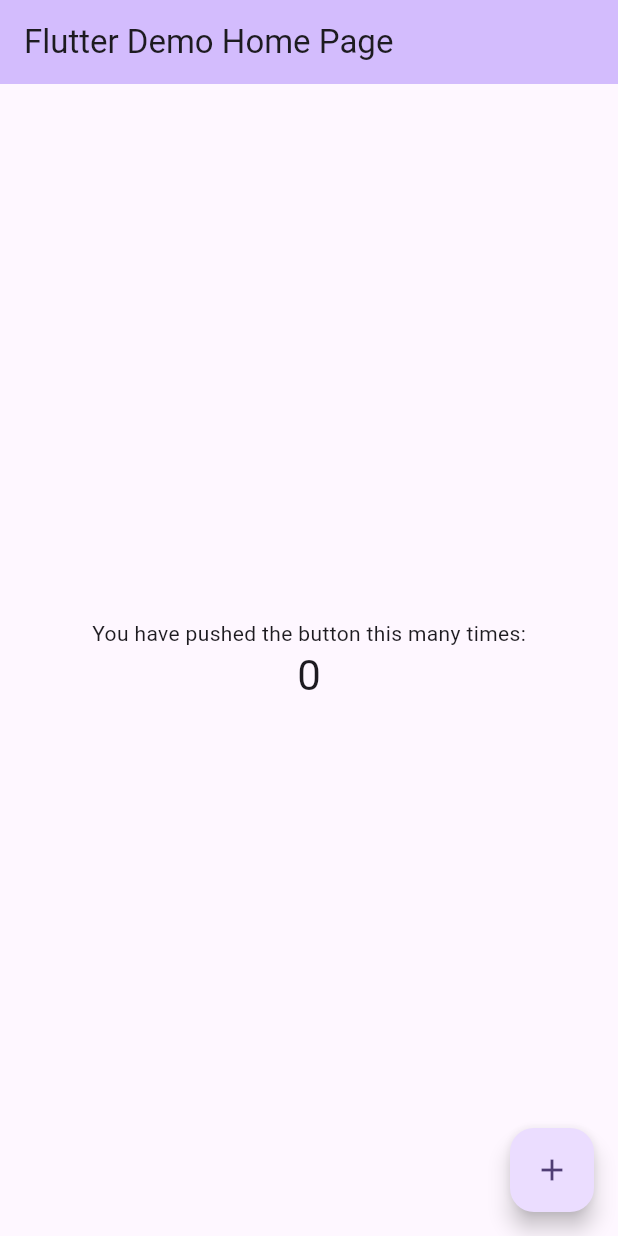
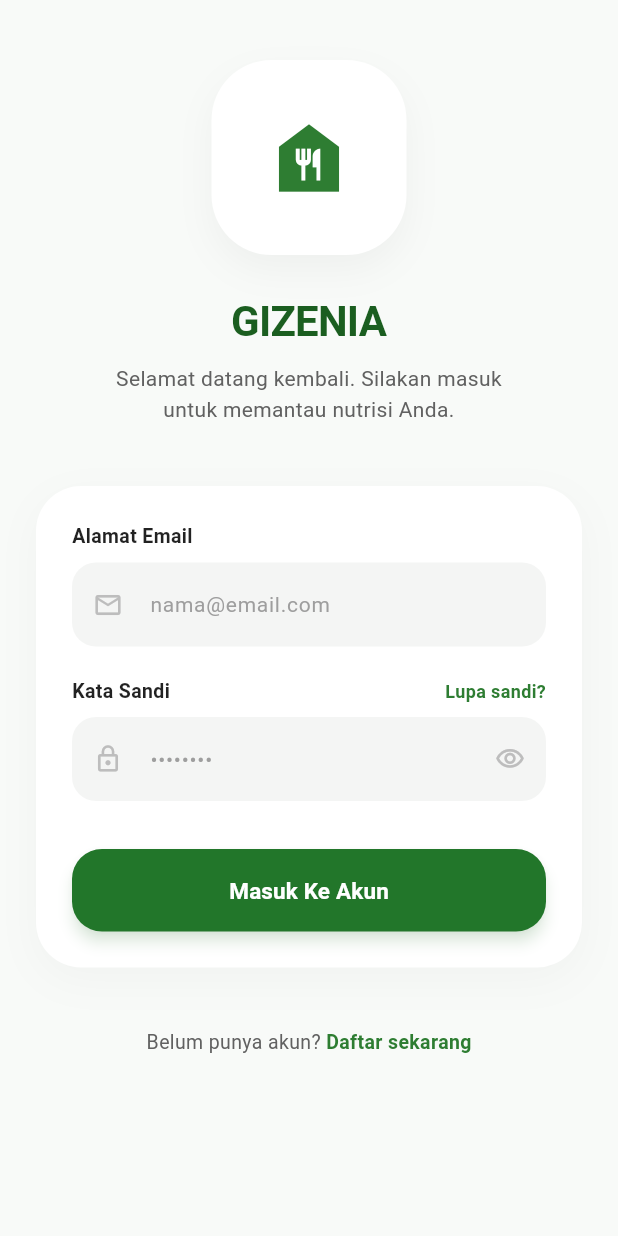
Before and after one commit to azrielazzaka/gizenia, a Flutter app: the screen it shows after launch, on a phone screen of 412 x 824 dp. Run offline on Flutter 3.47's test engine with Material 3 defaults, Android fonts, the phone set to English and light mode, and no system bars; our stand-ins replace get.

Commit message:
feat:develop-mobile

```diff
--- a/mobile-flutter/lib/features/auth/views/login_page.dart
+++ b/mobile-flutter/lib/features/auth/views/login_page.dart
@@ -0,0 +1,191 @@
+import 'package:flutter/material.dart';
+import 'package:get/get.dart';
+import '../../../routes/app_routes.dart';
+
+class LoginPage extends StatelessWidget {
+  LoginPage({super.key});
+
+  final emailController = TextEditingController();
+  final passwordController = TextEditingController();
+
+  @override
+  Widget build(BuildContext context) {
+    return Scaffold(
+      backgroundColor: const Color(0xFFF8FAF8), // Latar belakang putih kehijauan sangat muda
+      body: SafeArea(
+        child: SingleChildScrollView(
+          padding: const EdgeInsets.symmetric(horizontal: 24, vertical: 40),
+          child: Column(
+            crossAxisAlignment: CrossAxisAlignment.center,
+            children: [
+              // 1. Gambar Ilustrasi (Squircle)
+              Container(
+                width: 130,
+                height: 130,
+                decoration: BoxDecoration(
+                  color: Colors.white,
+                  borderRadius: BorderRadius.circular(40), // Bentuk squircle
+                  boxShadow: [
+                    BoxShadow(
+                      color: Colors.black.withValues(alpha: 0.04),
+                      blurRadius: 20,
+                      offset: const Offset(0, 10),
+                    )
+                  ],
+
+                ),
+                // Icon sementara sebelum gambar asli dimasukkan
+                child: Center(
+                  child: Icon(Icons.food_bank, size: 60, color: Colors.green.shade800),
+                ),
+              ),
+              const SizedBox(height: 24),
+
+              // 2. Judul dan Subjudul
+              Text(
+                "GIZENIA",
+                style: TextStyle(
+                  fontSize: 28,
+                  fontWeight: FontWeight.bold,
+                  color: Colors.green.shade900,
+                  letterSpacing: -0.5,
+                ),
+              ),
+              const SizedBox(height: 8),
+              Text(
+                "Selamat datang kembali. Silakan masuk\nuntuk memantau nutrisi Anda.",
+                textAlign: TextAlign.center,
+                style: TextStyle(
+                  fontSize: 14,
+                  color: Colors.grey.shade700,
+                  height: 1.5,
+                ),
+              ),
+              const SizedBox(height: 40),
+
+              // 3. Kartu Form Login (Putih)
+              Container(
+                padding: const EdgeInsets.all(24),
+                decoration: BoxDecoration(
+                  color: Colors.white,
+                  borderRadius: BorderRadius.circular(30),
+                  boxShadow: [
+                    BoxShadow(
+                      color: Colors.black.withValues(alpha: 0.03),
+                      blurRadius: 24,
+                      offset: const Offset(0, 8),
+                    )
+                  ],
+                ),
+                child: Column(
+                  crossAxisAlignment: CrossAxisAlignment.start,
+                  children: [
+                    // Input Email
+                    const Text(
+                      "Alamat Email",
+                      style: TextStyle(fontSize: 13, fontWeight: FontWeight.w600, color: Colors.black87),
+                    ),
+                    const SizedBox(height: 8),
+                    TextField(
+                      controller: emailController,
+                      decoration: InputDecoration(
+                        hintText: "nama@email.com",
+                        hintStyle: TextStyle(color: Colors.grey.shade500, fontSize: 14),
+                        prefixIcon: Icon(Icons.mail_outline, color: Colors.grey.shade400, size: 20),
+                        filled: true,
+                        fillColor: const Color(0xFFF4F5F4),
+                        border: OutlineInputBorder(
+                          borderRadius: BorderRadius.circular(16),
+                          borderSide: BorderSide.none,
+                        ),
+                        contentPadding: const EdgeInsets.symmetric(vertical: 16),
+                      ),
+                    ),
+                    const SizedBox(height: 20),
+
+                    // Input Kata Sandi
+                    Row(
+                      mainAxisAlignment: MainAxisAlignment.spaceBetween,
+                      children: [
+                        const Text(
+                          "Kata Sandi",
+                          style: TextStyle(fontSize: 13, fontWeight: FontWeight.w600, color: Colors.black87),
+                        ),
+                        Text(
+                          "Lupa sandi?",
+                          style: TextStyle(fontSize: 12, fontWeight: FontWeight.bold, color: Colors.green.shade800),
+                        ),
+                      ],
+                    ),
+                    const SizedBox(height: 8),
+                    TextField(
+                      controller: passwordController,
+                      obscureText: true,
+                      decoration: InputDecoration(
+                        hintText: "••••••••",
+                        hintStyle: TextStyle(color: Colors.grey.shade500, fontSize: 14),
+                        prefixIcon: Icon(Icons.lock_outline, color: Colors.grey.shade400, size: 20),
+                        suffixIcon: Icon(Icons.visibility_outlined, color: Colors.grey.shade400, size: 20),
+                        filled: true,
+                        fillColor: const Color(0xFFF4F5F4),
+                        border: OutlineInputBorder(
+                          borderRadius: BorderRadius.circular(16),
+                          borderSide: BorderSide.none,
+                        ),
+                        contentPadding: const EdgeInsets.symmetric(vertical: 16),
+                      ),
+                    ),
+                    const SizedBox(height: 32),
+
+                    // Tombol Masuk
+                    ElevatedButton(
+                      // Statis: Langsung diarahkan ke halaman MAIN
+                      onPressed: () => Get.offAllNamed(Routes.MAIN),
+                      style: ElevatedButton.styleFrom(
+                        minimumSize: const Size(double.infinity, 55),
+                        backgroundColor: const Color(0xFF22762A), // Hijau gelap sesuai gambar
+                        foregroundColor: Colors.white,
+                        elevation: 4,
+                        shadowColor: Colors.green.withValues(alpha: 0.3),
+                        shape: RoundedRectangleBorder(
+                          borderRadius: BorderRadius.circular(20),
+                        ),
+                      ),
+                      child: const Text(
+                        "Masuk Ke Akun",
+                        style: TextStyle(fontSize: 15, fontWeight: FontWeight.bold),
+                      ),
+                    ),
+                  ],
+                ),
+              ),
+              const SizedBox(height: 40),
+
+              // 4. Teks Daftar Akun
+              Row(
+                mainAxisAlignment: MainAxisAlignment.center,
+                children: [
+                  Text(
+                    "Belum punya akun? ",
+                    style: TextStyle(color: Colors.grey.shade700, fontSize: 13),
+                  ),
+                  GestureDetector(
+                    onTap: () => Get.toNamed(Routes.REGISTER),
+                    child: Text(
+                      "Daftar sekarang",
+                      style: TextStyle(
+                        color: Colors.green.shade800,
+                        fontWeight: FontWeight.bold,
+                        fontSize: 13,
+                      ),
+                    ),
+                  ),
+                ],
+              ),
+            ],
+          ),
+        ),
+      ),
+    );
+  }
+}
--- a/mobile-flutter/lib/main.dart
+++ b/mobile-flutter/lib/main.dart
@@ -1,121 +1,45 @@
 import 'package:flutter/material.dart';
+import 'package:get/get.dart';
+import 'routes/app_pages.dart';
+import 'routes/app_routes.dart';
 
 void main() {
+  // Memastikan binding Flutter sudah siap sebelum menjalankan aplikasi
+  WidgetsFlutterBinding.ensureInitialized();
+
   runApp(const MyApp());
 }
 
 class MyApp extends StatelessWidget {
   const MyApp({super.key});
 
-  // This widget is the root of your application.
   @override
   Widget build(BuildContext context) {
-    return MaterialApp(
-      title: 'Flutter Demo',
+    // Menggunakan GetMaterialApp (bukan MaterialApp biasa) agar fitur GetX berfungsi
+    return GetMaterialApp(
+      title: 'Gizenia',
+      debugShowCheckedModeBanner: false,
+
+      // Mengatur halaman pertama yang muncul (Login)
+      initialRoute: Routes.LOGIN,
+
+      // Menghubungkan daftar halaman yang sudah didefinisikan di app_pages.dart
+      getPages: AppPages.pages,
+
+      // Tema aplikasi sesuai dengan identitas GIZENIA
       theme: ThemeData(
-        // This is the theme of your application.
-        //
-        // TRY THIS: Try running your application with "flutter run". You'll see
-        // the application has a purple toolbar. Then, without quitting the app,
-        // try changing the seedColor in the colorScheme below to Colors.green
-        // and then invoke "hot reload" (save your changes or press the "hot
-        // reload" button in a Flutter-supported IDE, or press "r" if you used
-        // the command line to start the app).
-        //
-        // Notice that the counter didn't reset back to zero; the application
-        // state is not lost during the reload. To reset the state, use hot
-        // restart instead.
-        //
-        // This works for code too, not just values: Most code changes can be
-        // tested with just a hot reload.
-        colorScheme: .fromSeed(seedColor: Colors.deepPurple),
-      ),
-      home: const MyHomePage(title: 'Flutter Demo Home Page'),
-    );
-  }
-}
-
-class MyHomePage extends StatefulWidget {
-  const MyHomePage({super.key, required this.title});
-
-  // This widget is the home page of your application. It is stateful, meaning
-  // that it has a State object (defined below) that contains fields that affect
-  // how it looks.
-
-  // This class is the configuration for the state. It holds the values (in this
-  // case the title) provided by the parent (in this case the App widget) and
-  // used by the build method of the State. Fields in a Widget subclass are
-  // always marked "final".
-
-  final String title;
-
-  @override
-  State<MyHomePage> createState() => _MyHomePageState();
-}
-
-class _MyHomePageState extends State<MyHomePage> {
-  int _counter = 0;
-
-  void _incrementCounter() {
-    setState(() {
-      // This call to setState tells the Flutter framework that something has
-      // changed in this State, which causes it to rerun the build method below
-      // so that the display can reflect the updated values. If we changed
-      // _counter without calling setState(), then the build method would not be
-      // called again, and so nothing would appear to happen.
-      _counter++;
-    });
-  }
-
-  @override
-  Widget build(BuildContext context) {
-    // This method is rerun every time setState is called, for instance as done
-    // by the _incrementCounter method above.
-    //
-    // The Flutter framework has been optimized to make rerunning build methods
-    // fast, so that you can just rebuild anything that needs updating rather
-    // than having to individually change instances of widgets.
-    return Scaffold(
-      appBar: AppBar(
-        // TRY THIS: Try changing the color here to a specific color (to
-        // Colors.amber, perhaps?) and trigger a hot reload to see the AppBar
-        // change color while the other colors stay the same.
-        backgroundColor: Theme.of(context).colorScheme.inversePrimary,
-        // Here we take the value from the MyHomePage object that was created by
-        // the App.build method, and use it to set our appbar title.
-        title: Text(widget.title),
-      ),
-      body: Center(
-        // Center is a layout widget. It takes a single child and positions it
-        // in the middle of the parent.
-        child: Column(
-          // Column is also a layout widget. It takes a list of children and
-          // arranges them vertically. By default, it sizes itself to fit its
-          // children horizontally, and tries to be as tall as its parent.
-          //
-          // Column has various properties to control how it sizes itself and
-          // how it positions its children. Here we use mainAxisAlignment to
-          // center the children vertically; the main axis here is the vertical
-          // axis because Columns are vertical (the cross axis would be
-          // horizontal).
-          //
-          // TRY THIS: Invoke "debug painting" (choose the "Toggle Debug Paint"
-          // action in the IDE, or press "p" in the console), to see the
-          // wireframe for each widget.
-          mainAxisAlignment: .center,
-          children: [
-            const Text('You have pushed the button this many times:'),
-            Text(
-              '$_counter',
-              style: Theme.of(context).textTheme.headlineMedium,
-            ),
-          ],
+        useMaterial3: true,
+        primaryColor: Colors.green.shade800,
+        colorScheme: ColorScheme.fromSeed(
+          seedColor: Colors.green.shade800,
+          primary: Colors.green.shade800,
         ),
-      ),
-      floatingActionButton: FloatingActionButton(
-        onPressed: _incrementCounter,
-        tooltip: 'Increment',
-        child: const Icon(Icons.add),
+        scaffoldBackgroundColor: const Color(0xFFF4F6F4),
+        appBarTheme: AppBarTheme(
+          backgroundColor: Colors.green.shade800,
+          foregroundColor: Colors.white,
+          elevation: 0,
+        ),
       ),
     );
   }
--- a/mobile-flutter/lib/routes/app_pages.dart
+++ b/mobile-flutter/lib/routes/app_pages.dart
@@ -0,0 +1,40 @@
+import 'package:get/get.dart';
+import 'app_routes.dart';
+
+// Import semua halaman (View) dari setiap fitur
+import '../features/auth/views/login_page.dart';
+import '../features/auth/views/register_page.dart';
+import '../features/dashboard/views/main_navigation.dart';
+import '../features/chatbot/views/chatbot_screen.dart';
+import '../features/camera_ai/views/camera_screen.dart';
+
+class AppPages {
+  // initialRoute menentukan halaman mana yang pertama kali muncul
+  static const initial = Routes.LOGIN;
+
+  static final pages = [
+    GetPage(
+      name: Routes.LOGIN,
+      page: () => LoginPage(),
+      transition: Transition.fadeIn, // Animasi perpindahan halaman
+    ),
+    GetPage(
+      name: Routes.REGISTER,
+      page: () => RegisterPage(),
+      transition: Transition.rightToLeft,
+    ),
+    /*GetPage(
+      name: Routes.MAIN,
+      page: () => MainNavigation(),
+      transition: Transition.cupertino,
+    ),
+    GetPage(
+      name: Routes.CHATBOT,
+      page: () => ChatbotScreen(),
+    ),
+    GetPage(
+      name: Routes.CAMERA_AI,
+      page: () => CameraScreen(),
+    ),*/
+  ];
+}
--- a/mobile-flutter/lib/routes/app_routes.dart
+++ b/mobile-flutter/lib/routes/app_routes.dart
@@ -0,0 +1,9 @@
+// ignore_for_file: constant_identifier_names
+
+abstract class Routes {
+  static const LOGIN = '/login';
+  static const REGISTER = '/register';
+  static const MAIN = '/main';
+  static const CHATBOT = '/chatbot';
+  static const CAMERA_AI = '/camera-ai';
+}
--- a/mobile-flutter/pubspec.yaml
+++ b/mobile-flutter/pubspec.yaml
@@ -38,6 +38,7 @@ dependencies:
   provider: ^6.1.5+1
   shared_preferences: ^2.5.5
   google_fonts: ^8.0.2
+  get: ^4.6.6
 
 dev_dependencies:
   flutter_test:
```
Also changed, not shown: mobile-flutter/lib/features/auth/views/register_page.dart (+278 -0 lines), mobile-flutter/pubspec.lock.
